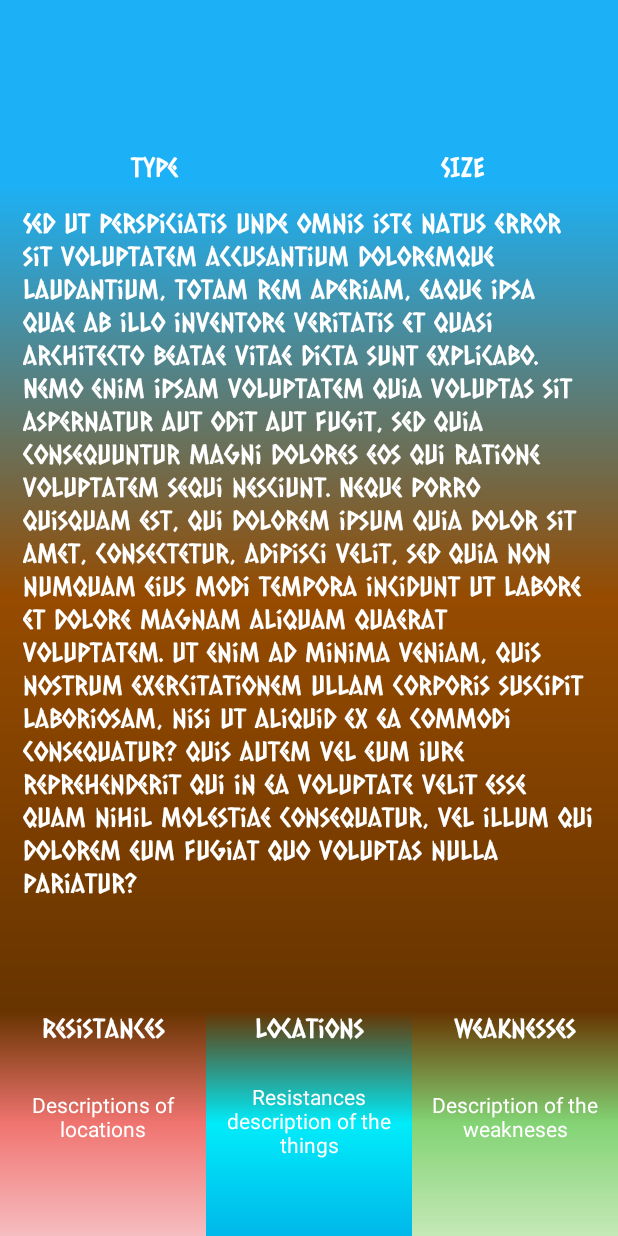
After one commit to PabloTortosaLopez/WikiMonster, an Android app: the layout activity_monster_detail.xml on its own in the app's theme, with its tools: preview values and no code run, on a phone screen of 412 x 824 dp. The commit adds this screen. Run offline under Robolectric (Android 15) with nearby library versions, the phone set to English and light mode, and no system bars; Roboto replaces fonts that are not available here.

Commit message:
New: Implemented new detail view for monsters

```diff
--- a/app/src/main/java/com/example/wikimonster/ui/imc/IMCViewModelFactory.kt
+++ b/app/src/main/java/com/example/wikimonster/ui/imc/IMCViewModelFactory.kt
@@ -4,7 +4,7 @@ import androidx.lifecycle.ViewModel
 import androidx.lifecycle.ViewModelProvider
 import com.example.wikimonster.data.MonsterDataSource
 import com.example.wikimonster.data.MonsterRepository
-import com.example.wikimonster.ui.imc.historic.MonstersViewModel
+import com.example.wikimonster.ui.imc.monsters.MonstersViewModel
 
 /**
  * Provider de ViewModel para instanciar IMCViewModel con un IMCViewModel obligatorio con constructor que no esté vacío.
--- a/app/src/main/java/com/example/wikimonster/ui/imc/MainPageViewModel.kt
+++ b/app/src/main/java/com/example/wikimonster/ui/imc/MainPageViewModel.kt
@@ -7,10 +7,9 @@ import androidx.lifecycle.LiveData
 import androidx.lifecycle.MutableLiveData
 import androidx.lifecycle.ViewModel
 import com.example.wikimonster.data.MonsterRepository
-import com.example.wikimonster.data.Result
 
 import com.example.wikimonster.R
-import com.example.wikimonster.ui.imc.historic.MonstersActivity
+import com.example.wikimonster.ui.imc.monsters.MonstersActivity
 
 class MainPageViewModel(private val monsterRepository: MonsterRepository) : ViewModel() {
 
--- /dev/null
+++ b/app/src/main/java/com/example/wikimonster/ui/imc/monsters/MonsterDetailActivity.kt
@@ -0,0 +1,28 @@
+package com.example.wikimonster.ui.imc.monsters
+
+import androidx.appcompat.app.AppCompatActivity
+import android.os.Bundle
+import android.widget.Toolbar
+import com.example.wikimonster.R
+import com.google.android.material.appbar.CollapsingToolbarLayout
+import kotlinx.android.synthetic.main.activity_monster_detail.view.*
+
+class MonsterDetailActivity : AppCompatActivity() {
+    override fun onCreate(savedInstanceState: Bundle?) {
+        super.onCreate(savedInstanceState)
+        setContentView(R.layout.activity_monster_detail)
+
+        findViewById<CollapsingToolbarLayout>(R.id.collapsing_toolbar_detail).title = "Monsters"
+
+        val actionbar = supportActionBar
+
+        //set back button
+        actionbar?.setDisplayHomeAsUpEnabled(true)
+        actionbar?.setDisplayHomeAsUpEnabled(true)
+    }
+
+    override fun onSupportNavigateUp(): Boolean {
+        onBackPressed()
+        return true
+    }
+}
--- a/app/src/main/java/com/example/wikimonster/ui/imc/historic/MonsterResult.kt
+++ b/app/src/main/java/com/example/wikimonster/ui/imc/monsters/MonsterResult.kt
@@ -1,4 +1,4 @@
-package com.example.wikimonster.ui.imc.historic
+package com.example.wikimonster.ui.imc.monsters
 
 import com.example.wikimonster.data.model.monster.MonsterData
 data class MonsterResult(
--- a/app/src/main/java/com/example/wikimonster/ui/imc/historic/MonstersActivity.kt
+++ b/app/src/main/java/com/example/wikimonster/ui/imc/monsters/MonstersActivity.kt
@@ -1,6 +1,5 @@
-package com.example.wikimonster.ui.imc.historic
+package com.example.wikimonster.ui.imc.monsters
 
-import android.app.AlertDialog
 import android.os.Bundle
 import android.view.LayoutInflater
 import android.view.View
@@ -61,7 +60,7 @@ class MonstersActivity : AppCompatActivity() {
                 imageView.visibility = View.GONE
                 //Instanciar el adapter para la recyclerview
                 viewAdapter = HistoricAdapter(monsters = historicState.monsterResult) { monster -> monstersViewModel.deleteImc(this, monster)}
-               // viewManager = LinearLayoutManager(this)
+
                 viewManager = GridLayoutManager(this,2)
                 findViewById<RecyclerView>(R.id.recyclerView).apply {
                     setHasFixedSize(true)
--- a/app/src/main/java/com/example/wikimonster/ui/imc/historic/MonstersViewModel.kt
+++ b/app/src/main/java/com/example/wikimonster/ui/imc/monsters/MonstersViewModel.kt
@@ -1,4 +1,4 @@
-package com.example.wikimonster.ui.imc.historic
+package com.example.wikimonster.ui.imc.monsters
 
 import android.content.Context
 import android.widget.Toast
--- /dev/null
+++ b/app/src/main/res/drawable/gradient_description_background.xml
@@ -0,0 +1,11 @@
+<?xml version="1.0" encoding="utf-8"?>
+<shape xmlns:android="http://schemas.android.com/apk/res/android"
+    android:shape="rectangle">
+    <gradient
+        android:angle="90"
+        android:startColor="#673400"
+        android:centerColor="#964b00"
+        android:endColor="@color/colorPrimary"
+        >
+    </gradient>
+</shape>
--- /dev/null
+++ b/app/src/main/res/drawable/gradient_location_background.xml
@@ -0,0 +1,12 @@
+<?xml version="1.0" encoding="utf-8"?>
+<shape xmlns:android="http://schemas.android.com/apk/res/android"
+    android:shape="rectangle">
+    <gradient
+        android:angle="270"
+        android:startColor="#673400"
+        android:centerColor="#00ecfa"
+        android:endColor="#00b8ea"
+
+        >
+    </gradient>
+</shape>
--- /dev/null
+++ b/app/src/main/res/drawable/gradient_resistance_background.xml
@@ -0,0 +1,11 @@
+<?xml version="1.0" encoding="utf-8"?>
+<shape xmlns:android="http://schemas.android.com/apk/res/android"
+    android:shape="rectangle">
+    <gradient
+       android:angle="270"
+        android:startColor="#673400"
+        android:centerColor="#f07470"
+        android:endColor="#f6bdc0"
+        >
+    </gradient>
+</shape>
--- /dev/null
+++ b/app/src/main/res/drawable/gradient_weaknes_background.xml
@@ -0,0 +1,11 @@
+<?xml version="1.0" encoding="utf-8"?>
+<shape xmlns:android="http://schemas.android.com/apk/res/android"
+    android:shape="rectangle">
+    <gradient
+        android:angle="270"
+        android:startColor="#673400"
+        android:centerColor="#83d475"
+        android:endColor="#c5e8b7"
+        >
+    </gradient>
+</shape>
--- /dev/null
+++ b/app/src/main/res/layout/activity_monster_detail.xml
@@ -0,0 +1,194 @@
+<?xml version="1.0" encoding="utf-8"?>
+<androidx.constraintlayout.widget.ConstraintLayout xmlns:android="http://schemas.android.com/apk/res/android"
+    xmlns:app="http://schemas.android.com/apk/res-auto"
+    xmlns:tools="http://schemas.android.com/tools"
+    android:layout_width="match_parent"
+    android:layout_height="match_parent"
+    tools:context=".ui.imc.monsters.MonsterDetailActivity">
+
+    <com.google.android.material.appbar.AppBarLayout
+        android:id="@+id/appbar"
+        android:layout_width="match_parent"
+        android:background="@color/colorPrimary"
+        android:layout_height="100dp"
+        app:layout_constraintTop_toTopOf="parent">
+
+        <com.google.android.material.appbar.CollapsingToolbarLayout
+            android:id="@+id/collapsing_toolbar_detail"
+            android:layout_width="match_parent"
+            android:layout_height="match_parent"
+            app:contentScrim="?attr/colorPrimary"
+            app:layout_scrollFlags="scroll|exitUntilCollapsed"
+
+            app:toolbarId="@+id/toolbar">
+
+
+            <androidx.appcompat.widget.Toolbar
+                android:id="@+id/toolbar"
+                android:layout_width="match_parent"
+                android:layout_height="?attr/actionBarSize"></androidx.appcompat.widget.Toolbar>
+        </com.google.android.material.appbar.CollapsingToolbarLayout>
+    </com.google.android.material.appbar.AppBarLayout>
+
+    <LinearLayout
+        android:id="@+id/linearLayout3"
+        android:layout_width="fill_parent"
+        android:layout_height="150dp"
+        android:baselineAligned="false"
+        android:orientation="horizontal"
+        android:weightSum="3"
+        app:layout_constraintBottom_toBottomOf="parent"
+        app:layout_constraintEnd_toEndOf="parent"
+        app:layout_constraintHorizontal_bias="0.6"
+        app:layout_constraintStart_toStartOf="parent">
+
+        <LinearLayout
+            android:layout_width="match_parent"
+            android:layout_height="match_parent"
+            android:layout_weight="1"
+            android:background="@drawable/gradient_resistance_background"
+            android:orientation="vertical"
+            android:weightSum="3">
+
+            <TextView
+                android:id="@+id/textView5"
+                android:layout_width="match_parent"
+                android:layout_height="wrap_content"
+                android:layout_weight="1"
+                android:fontFamily="@font/caesar_dressing"
+                android:text="Resistances"
+                android:textAlignment="center"
+                android:textColor="#FFFFFF"
+                android:textSize="18sp" />
+
+            <TextView
+                android:layout_width="match_parent"
+                android:layout_height="wrap_content"
+                android:layout_weight="2"
+                android:inputType="textMultiLine"
+                android:text="Descriptions of locations"
+                android:textAlignment="center"
+                android:textColor="#FFFFFF" />
+
+
+        </LinearLayout>
+
+
+        <LinearLayout
+            android:layout_width="match_parent"
+            android:layout_height="match_parent"
+            android:layout_weight="1"
+            android:background="@drawable/gradient_location_background"
+            android:orientation="vertical"
+            android:weightSum="3">
+
+
+            <TextView
+                android:id="@+id/textView6"
+                android:layout_width="match_parent"
+                android:layout_height="wrap_content"
+                android:layout_weight="1"
+                android:fontFamily="@font/caesar_dressing"
+                android:text="Locations"
+                android:textAlignment="center"
+                android:textColor="#FFFFFF"
+                android:textSize="18sp" />
+
+            <TextView
+                android:layout_width="match_parent"
+                android:layout_height="wrap_content"
+                android:layout_weight="2"
+                android:inputType="textMultiLine"
+                android:text="Resistances description of the things"
+                android:textAlignment="center"
+                android:textColor="#FFFFFF" />
+
+
+        </LinearLayout>
+
+
+        <LinearLayout
+            android:layout_width="match_parent"
+            android:layout_height="match_parent"
+            android:layout_weight="1"
+            android:background="@drawable/gradient_weaknes_background"
+            android:orientation="vertical"
+            android:weightSum="3">
+
+            <TextView
+                android:id="@+id/textView7"
+                android:layout_width="match_parent"
+                android:layout_height="wrap_content"
+                android:layout_weight="1"
+                android:fontFamily="@font/caesar_dressing"
+                android:text="Weaknesses"
+                android:textAlignment="center"
+                android:textColor="#FFFFFF"
+                android:textSize="18sp" />
+
+            <TextView
+                android:layout_width="match_parent"
+                android:layout_height="wrap_content"
+                android:layout_weight="2"
+                android:inputType="textMultiLine"
+                android:text="Description of the weakneses"
+                android:textAlignment="center"
+                android:textColor="#FFFFFF" />
+        </LinearLayout>
+
+    </LinearLayout>
+
+    <EditText
+        android:id="@+id/editTextTextMultiLine"
+        android:layout_width="0dp"
+        android:layout_height="0dp"
+        android:background="@drawable/gradient_description_background"
+        android:ellipsize="end"
+        android:ems="10"
+        android:clickable="false"
+        android:fontFamily="@font/caesar_dressing"
+        android:gravity="start|top"
+        android:inputType="none"
+        android:focusable="false"
+        android:padding="15dp"
+        android:text="Sed ut perspiciatis unde omnis iste natus error sit voluptatem accusantium doloremque laudantium, totam rem aperiam, eaque ipsa quae ab illo inventore veritatis et quasi architecto beatae vitae dicta sunt explicabo. Nemo enim ipsam voluptatem quia voluptas sit aspernatur aut odit aut fugit, sed quia consequuntur magni dolores eos qui ratione voluptatem sequi nesciunt. Neque porro quisquam est, qui dolorem ipsum quia dolor sit amet, consectetur, adipisci velit, sed quia non numquam eius modi tempora incidunt ut labore et dolore magnam aliquam quaerat voluptatem. Ut enim ad minima veniam, quis nostrum exercitationem ullam corporis suscipit laboriosam, nisi ut aliquid ex ea commodi consequatur? Quis autem vel eum iure reprehenderit qui in ea voluptate velit esse quam nihil molestiae consequatur, vel illum qui dolorem eum fugiat quo voluptas nulla pariatur?"
+        android:textColor="#FFFFFF"
+        app:layout_constraintBottom_toTopOf="@+id/linearLayout3"
+        app:layout_constraintEnd_toEndOf="parent"
+        app:layout_constraintStart_toStartOf="parent"
+        app:layout_constraintTop_toBottomOf="@+id/linearLayout4" />
+
+    <LinearLayout
+        android:id="@+id/linearLayout4"
+        android:layout_width="match_parent"
+        android:layout_height="0dp"
+        android:background="@color/colorPrimary"
+        android:orientation="horizontal"
+        app:layout_constraintEnd_toEndOf="parent"
+        app:layout_constraintStart_toStartOf="parent"
+        app:layout_constraintTop_toBottomOf="@+id/appbar">
+
+        <TextView
+            android:id="@+id/textView9"
+            android:layout_width="match_parent"
+            android:layout_height="wrap_content"
+            android:layout_weight="1"
+            android:fontFamily="@font/caesar_dressing"
+            android:text="Type"
+            android:textAlignment="center"
+            android:textColor="#FFFFFF"
+            android:textSize="18sp" />
+
+        <TextView
+            android:id="@+id/textView8"
+            android:layout_width="match_parent"
+            android:layout_height="wrap_content"
+            android:layout_weight="1"
+            android:fontFamily="@font/caesar_dressing"
+            android:text="SIZE"
+            android:textAlignment="center"
+            android:textColor="#FFFFFF"
+            android:textSize="18sp" />
+    </LinearLayout>
+
+</androidx.constraintlayout.widget.ConstraintLayout>
--- a/app/src/main/res/layout/activity_monsters_list.xml
+++ b/app/src/main/res/layout/activity_monsters_list.xml
@@ -7,7 +7,7 @@
     android:layout_height="match_parent"
     android:fitsSystemWindows="true"
     app:layout_scrollFlags="scroll|snap"
-    tools:context=".ui.imc.historic.MonstersActivity">
+    tools:context=".ui.imc.monsters.MonstersActivity">
 
 
 
```
Also changed, not shown: app/src/main/AndroidManifest.xml (+9 -6 lines).
